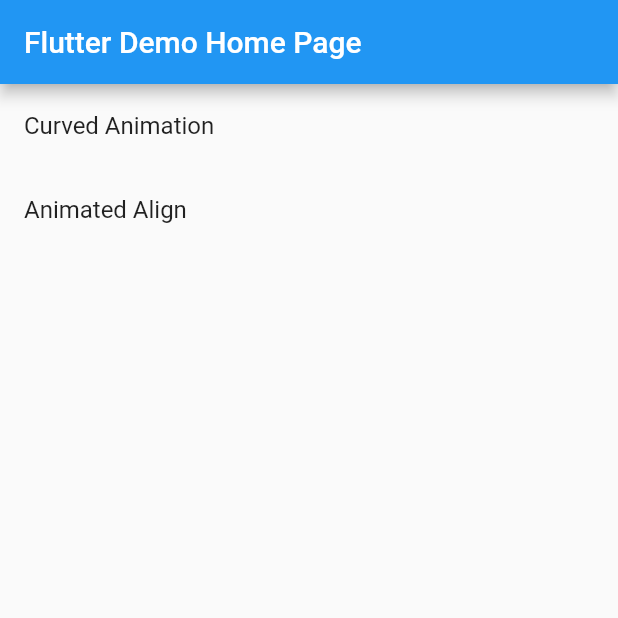
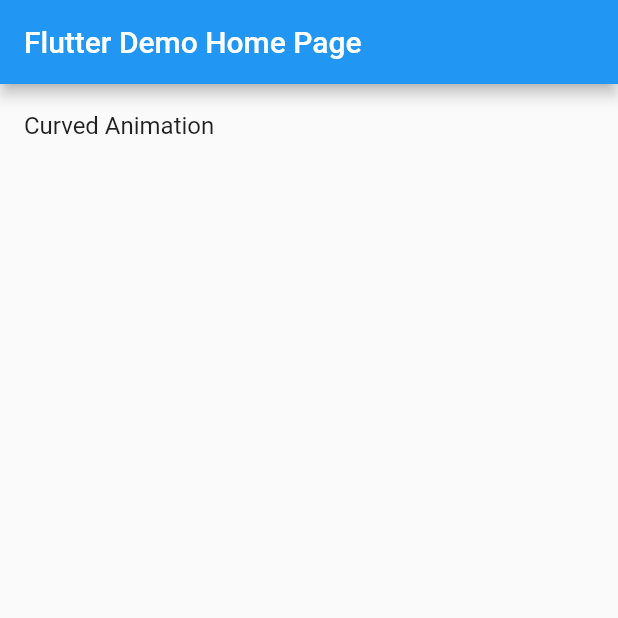
Before and after one commit to rockar06/flutter_animations, a Flutter app: the screen it shows after launch, on a phone screen of 412 x 824 dp, the top half of it. Run offline on Flutter 3.47's test engine with Material 2 defaults, Android fonts, the phone set to English and light mode, and no system bars.

```diff
--- a/lib/main.dart
+++ b/lib/main.dart
@@ -1,8 +1,7 @@
 import 'package:flutter/material.dart';
-import 'package:flutter_animations_app/animations/animated_align_sample.dart';
 import 'package:flutter_animations_app/animations/curved_animation_sample.dart';
 
-const animationList = ['Curved Animation', 'Animated Align'];
+const animationList = ['Curved Animation'];
 
 void main() {
   runApp(MyApp());
@@ -61,9 +60,6 @@ class _MyHomePageState extends State<MyHomePage> {
       case 0:
         nextWidget = CurvedAnimationSample();
         break;
-      case 1:
-        nextWidget = AnimatedAlignSample();
-        break;
     }
     Navigator.push(
       context,
```
